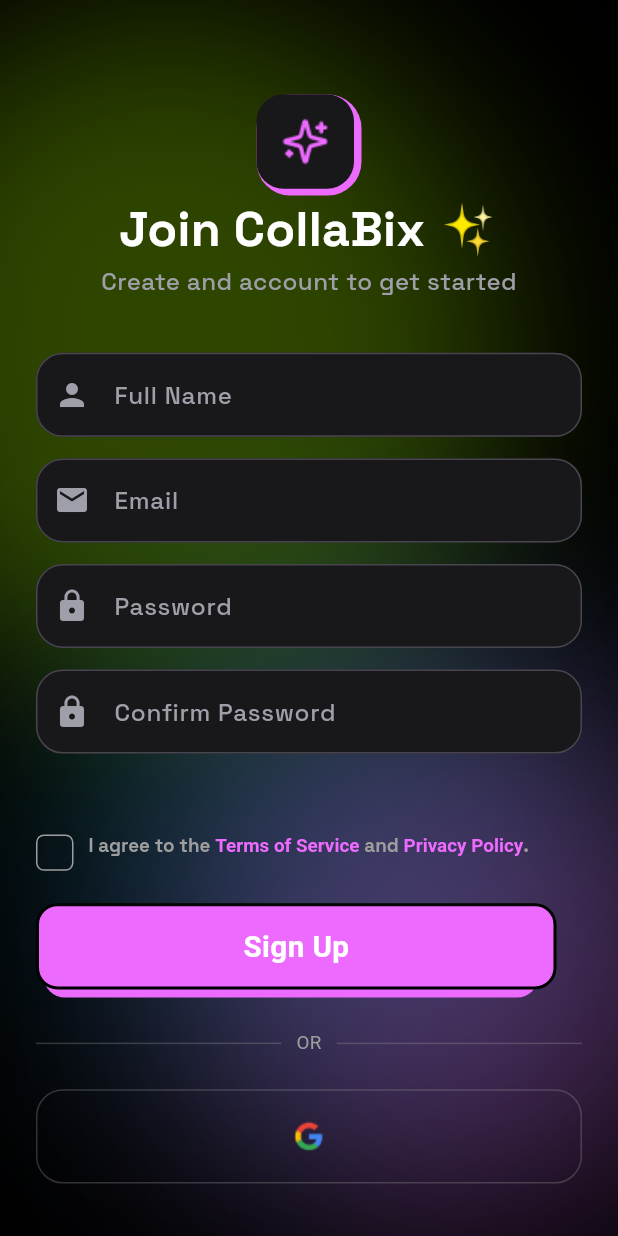
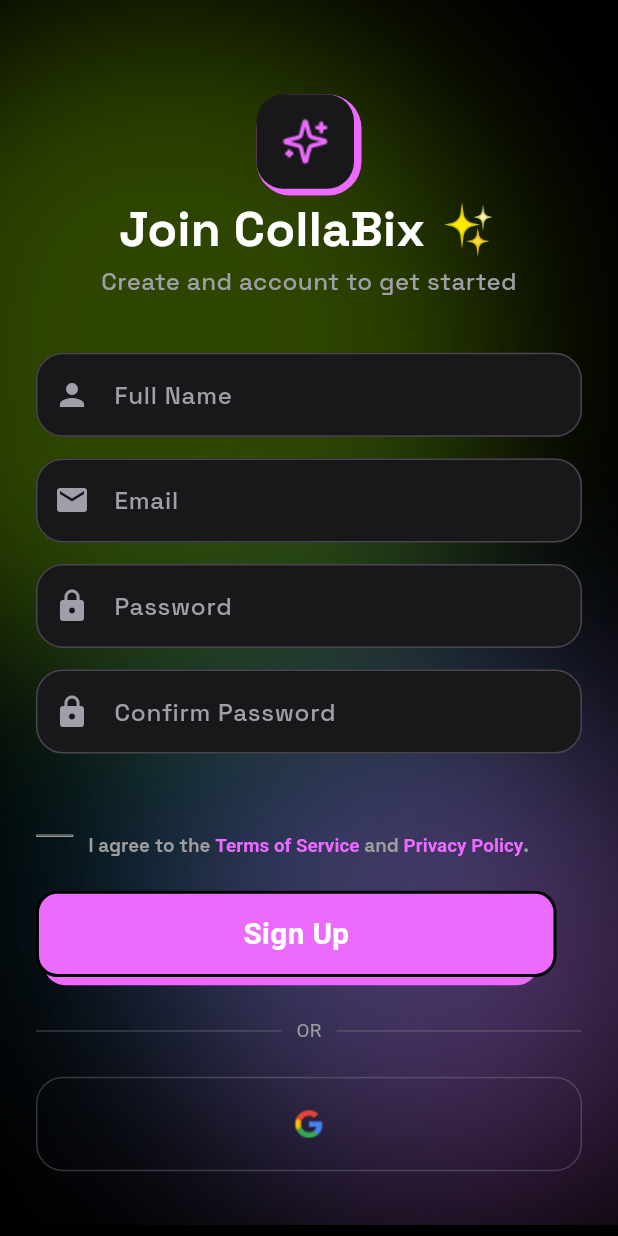
Before and after one commit to Fizzzle/collabix, a Flutter app: the screen it shows after launch, after a tap on "Sign Up", on a phone screen of 412 x 824 dp. Run offline on Flutter 3.47's test engine with Material 3 defaults, Android fonts, the phone set to English and light mode, and no system bars; our stand-ins replace flutter_screenutil, lottie.

Commit message:
Refactor: Fast Refactor Log/Reg Screens

```diff
--- a/lib/features/home/presentation/home_screen.dart
+++ b/lib/features/home/presentation/home_screen.dart
@@ -89,15 +89,13 @@
           FocusManager.instance.primaryFocus?.unfocus();
         },
         child: Padding(
-          padding: const EdgeInsets.fromLTRB(15.0, 51.0, 15.0, 8.0),
+          padding: const EdgeInsets.fromLTRB(15.0, 20.0, 15.0, 20.0),
           child: SingleChildScrollView(
             child: Column(
               spacing: 28,
               children: [
                 const _AppBarWidget(),
-                _FindSpacesWidget(
-                  searchController: searchController,
-                ),
+                _FindSpacesWidget(searchController: searchController),
                 ...List.generate(
                   chatInfo.length,
                   (index) => _DiscussionWidget(
@@ -148,10 +146,7 @@
 class _DiscussionWidget extends StatelessWidget {
   final Map<String, dynamic> chatInfo;
   final VoidCallback? onTap;
-  const _DiscussionWidget({
-    required this.onTap,
-    required this.chatInfo,
-  });
+  const _DiscussionWidget({required this.onTap, required this.chatInfo});
 
   @override
   Widget build(BuildContext context) {
@@ -160,7 +155,7 @@
       child: Container(
         padding: const EdgeInsets.all(10),
         width: double.infinity,
-        height: 80,
+        height: 85.h,
         decoration: BoxDecoration(
           borderRadius: BorderRadius.circular(16),
           color: AppColors.backgroundItemColor,
@@ -180,28 +175,20 @@
 class _FindSpacesWidget extends StatelessWidget {
   final TextEditingController searchController;
 
-  const _FindSpacesWidget({
-    required this.searchController,
-  });
+  const _FindSpacesWidget({required this.searchController});
 
   @override
   Widget build(BuildContext context) {
     return TextFormField(
-      style: const TextStyle(
-        color: AppColors.text,
-      ),
+      style: const TextStyle(color: AppColors.text),
       controller: searchController,
       decoration: InputDecoration(
         focusedBorder: OutlineInputBorder(
-          borderSide: const BorderSide(
-            color: AppColors.boardText,
-          ),
+          borderSide: const BorderSide(color: AppColors.boardText),
 
           borderRadius: BorderRadius.circular(16.r),
         ),
-        border: OutlineInputBorder(
-          borderRadius: BorderRadius.circular(16.r),
-        ),
+        border: OutlineInputBorder(borderRadius: BorderRadius.circular(16.r)),
         filled: true,
         fillColor: AppColors.backgroundItemColor,
         hintText: 'Search spaces...',
@@ -210,10 +197,7 @@
           fontSize: 16.sp,
         ),
 
-        prefixIcon: const Icon(
-          Icons.search,
-          color: AppColors.boardText,
-        ),
+        prefixIcon: const Icon(Icons.search, color: AppColors.boardText),
       ),
     );
   }
--- a/lib/features/home/widgets/user_chat_info_widget.dart
+++ b/lib/features/home/widgets/user_chat_info_widget.dart
@@ -39,6 +39,7 @@
               backgroundImage: const AssetImage('assets/images/ava.png'),
             ),
             Column(
+              spacing: 5.h,
               crossAxisAlignment: CrossAxisAlignment.start,
               children: [
                 Text(
@@ -53,7 +54,7 @@
                   spacing: 10.w,
                   children: [
                     Container(
-                      padding: EdgeInsets.all(3.w),
+                      padding: EdgeInsets.all(4.w),
                       decoration: BoxDecoration(
                         color: category == 'Board'
                             ? AppColors.boardText.withValues(alpha: 0.15)
@@ -68,7 +69,7 @@
                             color: category == 'Board'
                                 ? AppColors.boardText
                                 : AppColors.chatText,
-                            size: 15.sp,
+                            size: 13.sp,
                           ),
                           Text(
                             category,
@@ -76,7 +77,7 @@
                               color: category == 'Board'
                                   ? AppColors.boardText
                                   : AppColors.chatText,
-                              fontSize: 15.sp,
+                              fontSize: 13.sp,
                               fontWeight: FontWeight.bold,
                             ),
                           ),
--- a/lib/features/login/presentation/login_screen.dart
+++ b/lib/features/login/presentation/login_screen.dart
@@ -52,57 +52,7 @@
             LogBottomRightBlurWidget(),
 
             /// MAIN CONTENT
-            SizedBox(
-              height: double.infinity,
-              width: double.infinity,
-              child: Padding(
-                padding: const EdgeInsets.only(
-                  top: 70.0,
-                  left: 24.0,
-                  right: 24.0,
-                ),
-                child: Column(
-                  spacing: 40.h,
-                  children: [
-                    _TopInfoWidget(),
-                    Column(
-                      spacing: 16.h,
-                      children: [
-                        ...List.generate(
-                          textFormFieldData.length,
-                          (index) => _TextFormFieldWidget(
-                            hintText: textFormFieldData[index]['hintText'],
-                            prefixIcon: textFormFieldData[index]['prefixIcon'],
-                            controller: textFormFieldData[index]['controller'],
-                          ),
-                        ),
-                        Row(
-                          mainAxisAlignment: MainAxisAlignment.end,
-                          children: [
-                            GestureDetector(
-                              onTap: () {
-                                //TODO: Implement forgot password logic
-                                debugPrint('Forgot Password? clicked');
-                              },
-                              child: Text(
-                                'Forgot Password?',
-                                style: TextStyle(
-                                  color: AppColors.upcomingMessageText,
-                                  fontSize: 14.sp,
-                                  fontFamily: 'SpaceGrot',
-                                  fontWeight: FontWeight.bold,
-                                ),
-                              ),
-                            ),
-                          ],
-                        ),
-                      ],
-                    ),
-                    _BottomLoginWidget(),
-                  ],
-                ),
-              ),
-            ),
+            _MainContent(textFormFieldData: textFormFieldData),
 
             Positioned(
               bottom: 24.h,
@@ -160,6 +110,63 @@
     _emailController.dispose();
     _passwordController.dispose();
     super.dispose();
+  }
+}
+
+class _MainContent extends StatelessWidget {
+  const _MainContent({required this.textFormFieldData});
+
+  final List<Map<String, dynamic>> textFormFieldData;
+
+  @override
+  Widget build(BuildContext context) {
+    return SizedBox(
+      height: double.infinity,
+      width: double.infinity,
+      child: Padding(
+        padding: const EdgeInsets.only(top: 70.0, left: 24.0, right: 24.0),
+        child: Column(
+          spacing: 40.h,
+          children: [
+            _TopInfoWidget(),
+            Column(
+              spacing: 16.h,
+              children: [
+                ...List.generate(
+                  textFormFieldData.length,
+                  (index) => _TextFormFieldWidget(
+                    hintText: textFormFieldData[index]['hintText'],
+                    prefixIcon: textFormFieldData[index]['prefixIcon'],
+                    controller: textFormFieldData[index]['controller'],
+                  ),
+                ),
+                Row(
+                  mainAxisAlignment: MainAxisAlignment.end,
+                  children: [
+                    GestureDetector(
+                      onTap: () {
+                        //TODO: Implement forgot password logic
+                        debugPrint('Forgot Password? clicked');
+                      },
+                      child: Text(
+                        'Forgot Password?',
+                        style: TextStyle(
+                          color: AppColors.upcomingMessageText,
+                          fontSize: 14.sp,
+                          fontFamily: 'SpaceGrot',
+                          fontWeight: FontWeight.bold,
+                        ),
+                      ),
+                    ),
+                  ],
+                ),
+              ],
+            ),
+            _BottomLoginWidget(),
+          ],
+        ),
+      ),
+    );
   }
 }
 
--- a/lib/features/register/presentation/register_screen.dart
+++ b/lib/features/register/presentation/register_screen.dart
@@ -65,39 +65,7 @@
               /// Bottom right blur widget
               RegBottomRightBlurWidget(),
 
-              SizedBox(
-                width: double.infinity,
-                child: Padding(
-                  padding: EdgeInsets.only(
-                    top: 70.0.h,
-                    left: 24.0.w,
-                    right: 24.0.w,
-                  ),
-                  child: Column(
-                    spacing: 40.h,
-                    children: [
-                      _TopInfoWidget(),
-                      Column(
-                        spacing: 16.h,
-                        children: [
-                          ...List.generate(
-                            textFormFieldData.length,
-                            (index) => _TextFormFieldWidget(
-                              hintText: textFormFieldData[index]['hintText'],
-                              prefixIcon:
-                                  textFormFieldData[index]['prefixIcon'],
-                              controller:
-                                  textFormFieldData[index]['controller'],
-                            ),
-                          ),
-                        ],
-                      ),
-                      _BottomRegisterWidget(),
-                      const SizedBox(height: 0),
-                    ],
-                  ),
-                ),
-              ),
+              _MainContent(textFormFieldData: textFormFieldData),
             ],
           ),
         ),
@@ -112,6 +80,43 @@
     _passwordController.dispose();
     _confirmPasswordController.dispose();
     super.dispose();
+  }
+}
+
+class _MainContent extends StatelessWidget {
+  const _MainContent({required this.textFormFieldData});
+
+  final List<Map<String, dynamic>> textFormFieldData;
+
+  @override
+  Widget build(BuildContext context) {
+    return SizedBox(
+      width: double.infinity,
+      child: Padding(
+        padding: EdgeInsets.only(top: 70.0.h, left: 24.0.w, right: 24.0.w),
+        child: Column(
+          spacing: 40.h,
+          children: [
+            _TopInfoWidget(),
+            Column(
+              spacing: 16.h,
+              children: [
+                ...List.generate(
+                  textFormFieldData.length,
+                  (index) => _TextFormFieldWidget(
+                    hintText: textFormFieldData[index]['hintText'],
+                    prefixIcon: textFormFieldData[index]['prefixIcon'],
+                    controller: textFormFieldData[index]['controller'],
+                  ),
+                ),
+              ],
+            ),
+            _BottomRegisterWidget(),
+            const SizedBox(height: 0),
+          ],
+        ),
+      ),
+    );
   }
 }
 
@@ -139,7 +144,7 @@
               onTap: () => setState(() => isChecked = !isChecked),
               child: Container(
                 width: 25.w,
-                height: 27.h,
+                height: 2.h,
                 decoration: BoxDecoration(
                   borderRadius: BorderRadius.circular(6.r),
                   border: Border.all(color: Colors.grey),
```
